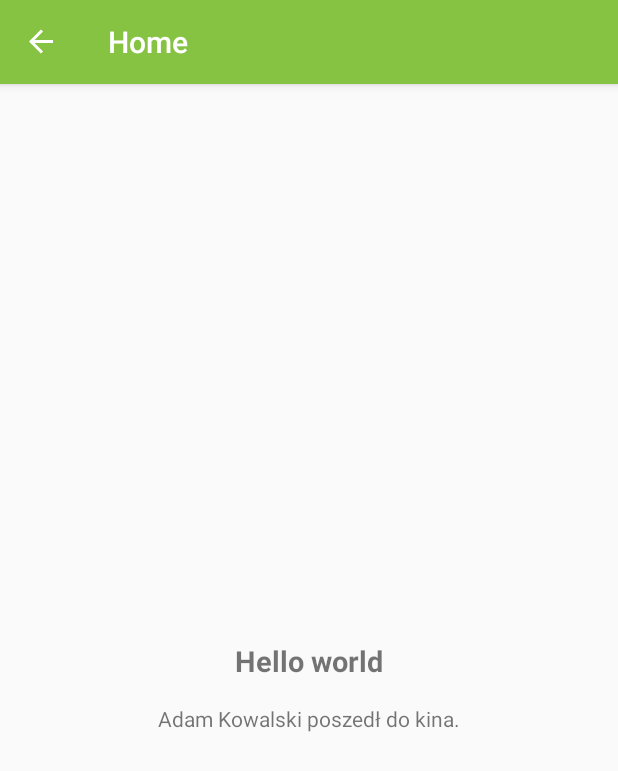
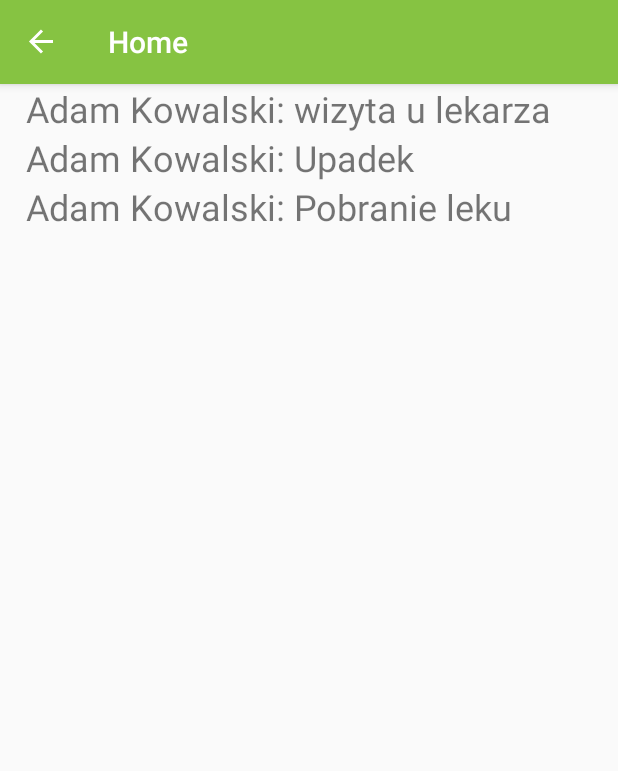
Before and after one commit to krzycho2/wpam-projekt, an Android app: the HomeFragment screen opened through its navigation route, on a phone screen of 412 x 824 dp. Shown: the top 771 px of the screen. Run offline under Robolectric (Android 15) with nearby library versions, the phone set to English and light mode, and no system bars; our stand-ins replace Firebase (no records; nobody signed in at launch, a user with empty details on screens opened directly), Picasso, data binding, navigation-ui; 1 statement that could not run was skipped.

Commit message:
Prosty, lecz skuteczny RecyclerView!
text_item_view.xml - pojedyczny widget wyświetlany w RecyclerView
OccurenceAdapter - adapter, który konwertuje dane z OccurenceViewModel na takie widgety

```diff
--- a/app/build.gradle
+++ b/app/build.gradle
@@ -43,6 +43,7 @@ dependencies {
     implementation 'androidx.core:core-ktx:1.2.0-beta01'
     implementation 'com.google.android.material:material:1.0.0'
     implementation 'androidx.constraintlayout:constraintlayout:1.1.3'
+
     implementation 'androidx.legacy:legacy-support-v4:1.0.0'
     testImplementation 'junit:junit:4.12'
     androidTestImplementation 'androidx.test.ext:junit:1.1.1'
@@ -82,5 +83,6 @@ dependencies {
     //google auth
     implementation 'com.google.android.gms:play-services-auth:17.0.0'
 
+    implementation 'androidx.recyclerview:recyclerview:1.0.0'
 }
 apply plugin: 'com.google.gms.google-services'
--- /dev/null
+++ b/app/src/main/java/pw/elka/mobiasystent/adapter/OccurenceAdapter.kt
@@ -0,0 +1,35 @@
+package pw.elka.mobiasystent.adapter
+
+import android.view.LayoutInflater
+import android.view.ViewGroup
+import android.widget.TextView
+import androidx.recyclerview.widget.RecyclerView
+import pw.elka.mobiasystent.R
+import pw.elka.mobiasystent.model.Occurence
+import pw.elka.mobiasystent.utils.TextItemViewHolder
+
+class OccurenceAdapter: RecyclerView.Adapter<TextItemViewHolder>() {
+
+    var data = listOf<Occurence>()
+        set(value){
+            field = value
+            notifyDataSetChanged()
+        }
+
+    override fun getItemCount() = data.size
+
+    override fun onBindViewHolder(holder: TextItemViewHolder, position: Int) {
+        val item = data[position]
+        holder.textView.text = item.description
+    }
+
+    override fun onCreateViewHolder(parent: ViewGroup, viewType: Int): TextItemViewHolder {
+        val layoutInflater = LayoutInflater.from(parent.context)
+        val view = layoutInflater
+            .inflate(R.layout.text_item_view, parent, false) as TextView
+
+        return TextItemViewHolder(view)
+    }
+
+
+}
--- a/app/src/main/java/pw/elka/mobiasystent/model/Occurence.kt
+++ b/app/src/main/java/pw/elka/mobiasystent/model/Occurence.kt
@@ -3,12 +3,10 @@ package pw.elka.mobiasystent.model
 import java.io.Serializable
 import java.time.LocalDateTime
 
-abstract class Occurence (
+class Occurence (
     var occurenceId: String = "",
     var description: String = "",
     var checked: Boolean = false,
     var type:OccurenceType,
     var time: LocalDateTime? = null
-) : Serializable {
-
-}
+) : Serializable
--- a/app/src/main/java/pw/elka/mobiasystent/ui/fragment/home/HomeFragment.kt
+++ b/app/src/main/java/pw/elka/mobiasystent/ui/fragment/home/HomeFragment.kt
@@ -12,6 +12,7 @@ import androidx.lifecycle.Observer
 import androidx.lifecycle.ViewModelProviders
 import androidx.lifecycle.get
 import pw.elka.mobiasystent.R
+import pw.elka.mobiasystent.adapter.OccurenceAdapter
 import pw.elka.mobiasystent.databinding.FragmentHomeBinding
 import pw.elka.mobiasystent.model.Occurence
 import pw.elka.mobiasystent.viewmodels.OccurenceViewModel
@@ -28,7 +29,6 @@ class HomeFragment : Fragment() {
     ): View? {
         binding = FragmentHomeBinding.inflate(inflater, container, false)
         Log.d("DUPA", "HOME fragment")
-        //binding = FragmentHomeBinding.inflate(inflater, container, false)
 
         binding = DataBindingUtil.inflate(
             inflater,
@@ -37,12 +37,23 @@ class HomeFragment : Fragment() {
             false)
 
         viewModel = ViewModelProviders.of(this).get(OccurenceViewModel::class.java)
+
+        val adapter = OccurenceAdapter()
+        binding.OccurenceRecyclerView.adapter = adapter
+
         binding.occurenceViewModel = viewModel
 
         binding.lifecycleOwner = this
 
 //        viewModel.savedOccurences.observe(this, Observer{textOfOccurence -> binding.TextOccurence.text = textOfOccurence})
-        viewModel.singleOccurence.observe(this, Observer{occurence -> binding.TextOccurence.text = occurence})
+        //viewModel.singleOccurence.observe(this, Observer{occurence -> binding.TextOccurence.text = occurence})
+
+        viewModel.savedOcurrencesTest.observe(viewLifecycleOwner, Observer{
+            it?.let{
+                adapter.data = it
+            }
+        })
+
         return binding.root
     }
 }
--- /dev/null
+++ b/app/src/main/java/pw/elka/mobiasystent/utils/Util.kt
@@ -0,0 +1,6 @@
+package pw.elka.mobiasystent.utils
+
+import android.widget.TextView
+import androidx.recyclerview.widget.RecyclerView
+
+class TextItemViewHolder(val textView: TextView): RecyclerView.ViewHolder(textView)
--- a/app/src/main/java/pw/elka/mobiasystent/viewmodels/OccurenceViewModel.kt
+++ b/app/src/main/java/pw/elka/mobiasystent/viewmodels/OccurenceViewModel.kt
@@ -7,6 +7,7 @@ import androidx.lifecycle.ViewModel
 import com.google.firebase.firestore.EventListener
 import com.google.firebase.firestore.QuerySnapshot
 import pw.elka.mobiasystent.model.Occurence
+import pw.elka.mobiasystent.model.OccurenceType
 import pw.elka.mobiasystent.repos.OccurencesRepository
 
 class OccurenceViewModel : ViewModel() {
@@ -17,6 +18,14 @@ class OccurenceViewModel : ViewModel() {
     var savedOccurences: MutableLiveData<List<Occurence>> = MutableLiveData()
 
     var singleOccurence: MutableLiveData<String> = MutableLiveData("Adam Kowalski poszedł do kina.")
+
+    var exampleOccurences: MutableList<Occurence> = mutableListOf(
+     Occurence(occurenceId = "1", type = OccurenceType.VISIT, description = "Adam Kowalski: wizyta u lekarza"),
+     Occurence(occurenceId = "2", type = OccurenceType.ALERT, description = "Adam Kowalski: Upadek"),
+     Occurence(occurenceId = "3", type = OccurenceType.MEDICINETAKE, description = "Adam Kowalski: Pobranie leku")
+    )
+
+    var savedOcurrencesTest= MutableLiveData<List<Occurence>>(exampleOccurences)
 
     fun saveOccurenceToFirebase(occurence: Occurence) {
         occurenceRepository.saveOccurence(occurence).addOnFailureListener {
@@ -50,4 +59,6 @@ class OccurenceViewModel : ViewModel() {
         }
     }
 
+
+
 }
--- a/app/src/main/res/layout/fragment_home.xml
+++ b/app/src/main/res/layout/fragment_home.xml
@@ -14,28 +14,17 @@
         android:layout_height="match_parent"
         tools:context=".ui.fragment.home.HomeFragment">
 
-        <TextView
-            android:id="@+id/textView4"
-            android:layout_width="wrap_content"
-            android:layout_height="wrap_content"
-            android:text="Hello world"
-            android:textSize="19sp"
-            android:textStyle="bold"
+        <androidx.recyclerview.widget.RecyclerView
+            android:id="@+id/OccurenceRecyclerView"
+            app:layoutManager="androidx.recyclerview.widget.LinearLayoutManager"
+            android:layout_width="0dp"
+            android:layout_height="0dp"
+            android:layout_marginStart="1dp"
+            android:layout_marginEnd="1dp"
             app:layout_constraintBottom_toBottomOf="parent"
             app:layout_constraintEnd_toEndOf="parent"
-            app:layout_constraintHorizontal_bias="0.5"
             app:layout_constraintStart_toStartOf="parent"
             app:layout_constraintTop_toTopOf="parent" />
 
-        <TextView
-            android:id="@+id/TextOccurence"
-            android:layout_width="wrap_content"
-            android:layout_height="wrap_content"
-            android:layout_marginTop="16dp"
-            android:text="TextView"
-            app:layout_constraintEnd_toEndOf="parent"
-            app:layout_constraintStart_toStartOf="parent"
-            app:layout_constraintTop_toBottomOf="@+id/textView4" />
-
     </androidx.constraintlayout.widget.ConstraintLayout>
 </layout>
--- /dev/null
+++ b/app/src/main/res/layout/text_item_view.xml
@@ -0,0 +1,7 @@
+<?xml version="1.0" encoding="utf-8"?>
+<TextView xmlns:android="http://schemas.android.com/apk/res/android"
+    android:textSize="24sp"
+    android:paddingStart="16dp"
+    android:paddingEnd="16dp"
+    android:layout_width="match_parent"
+    android:layout_height="wrap_content" />
```
